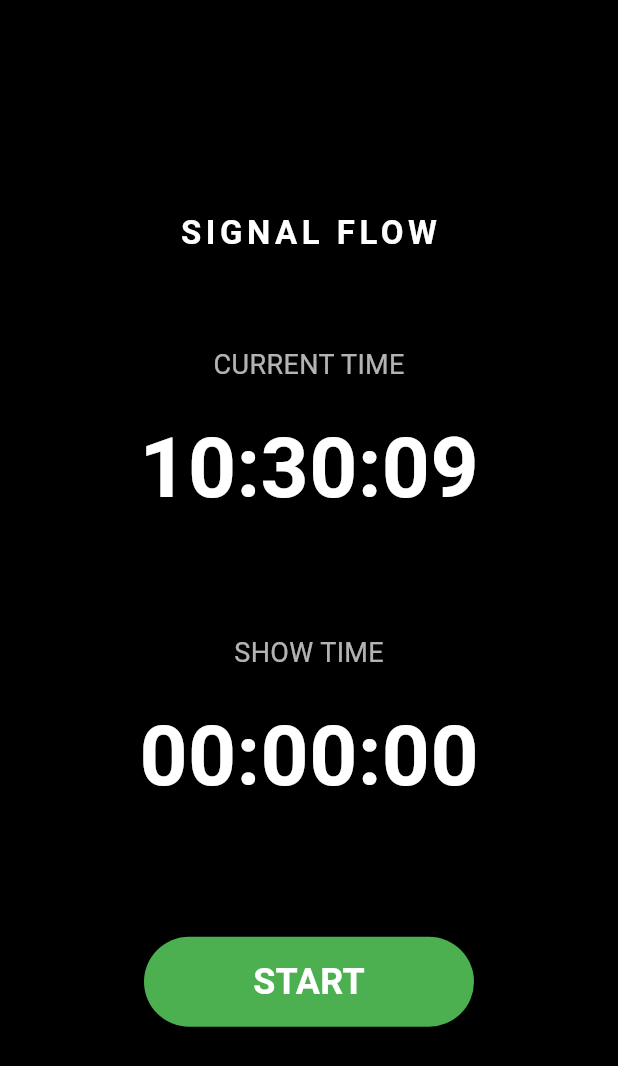
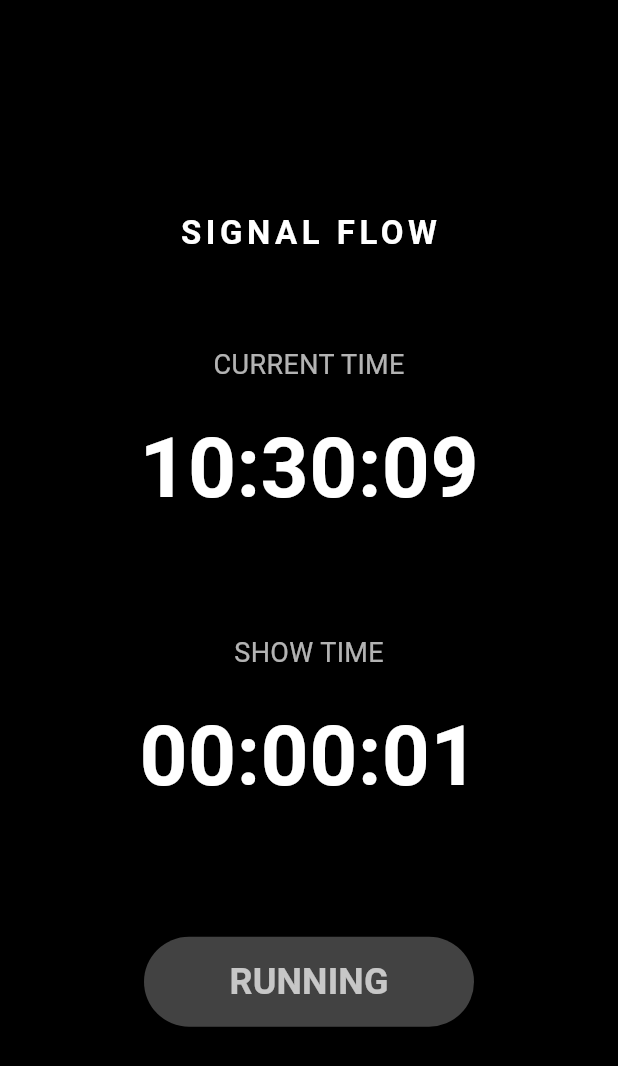
Before and after one commit to SIGNAL-FLOW-LAB/signal-flow-show-time, a Flutter app: the screen it shows after launch, after a tap on "START", on a phone screen of 412 x 824 dp. Shown: the top 1066 px of the screen. Run offline on Flutter 3.47's test engine with Material 3 defaults, Android fonts, the phone set to English and light mode, and no system bars.

Commit message:
v0.03 Implement show time start

```diff
--- a/lib/main.dart
+++ b/lib/main.dart
@@ -1,4 +1,5 @@
 import 'dart:async';
+import 'dart:ui';
 
 import 'package:flutter/material.dart';
 
@@ -27,24 +28,49 @@ class ShowTimeScreen extends StatefulWidget {
 }
 
 class _ShowTimeScreenState extends State<ShowTimeScreen> {
-  late Timer _clockTimer;
+  late final Timer _screenTimer;
+
   DateTime _currentTime = DateTime.now();
+  DateTime? _showStartedAt;
+
+  Duration _showElapsed = Duration.zero;
+  bool _isRunning = false;
 
   @override
   void initState() {
     super.initState();
 
-    _clockTimer = Timer.periodic(const Duration(seconds: 1), (_) {
+    _screenTimer = Timer.periodic(const Duration(milliseconds: 200), (_) {
+      final now = DateTime.now();
+
       setState(() {
-        _currentTime = DateTime.now();
+        _currentTime = now;
+
+        if (_isRunning && _showStartedAt != null) {
+          _showElapsed = now.difference(_showStartedAt!);
+        }
       });
     });
   }
 
   @override
   void dispose() {
-    _clockTimer.cancel();
+    _screenTimer.cancel();
     super.dispose();
+  }
+
+  void _startShowTime() {
+    if (_isRunning) {
+      return;
+    }
+
+    final now = DateTime.now();
+
+    setState(() {
+      _showStartedAt = now;
+      _showElapsed = Duration.zero;
+      _isRunning = true;
+    });
   }
 
   String _formatCurrentTime(DateTime time) {
@@ -53,6 +79,18 @@ class _ShowTimeScreenState extends State<ShowTimeScreen> {
     final seconds = time.second.toString().padLeft(2, '0');
 
     return '$hours:$minutes:$seconds';
+  }
+
+  String _formatElapsedTime(Duration duration) {
+    final totalHours = duration.inHours;
+    final minutes = duration.inMinutes.remainder(60);
+    final seconds = duration.inSeconds.remainder(60);
+
+    final hoursText = totalHours.toString().padLeft(2, '0');
+    final minutesText = minutes.toString().padLeft(2, '0');
+    final secondsText = seconds.toString().padLeft(2, '0');
+
+    return '$hoursText:$minutesText:$secondsText';
   }
 
   @override
@@ -94,9 +132,9 @@ class _ShowTimeScreenState extends State<ShowTimeScreen> {
                 style: TextStyle(color: Colors.white70, fontSize: 18),
               ),
               const SizedBox(height: 16),
-              const Text(
-                '00:00:00',
-                style: TextStyle(
+              Text(
+                _formatElapsedTime(_showElapsed),
+                style: const TextStyle(
                   color: Colors.white,
                   fontSize: 56,
                   fontWeight: FontWeight.bold,
@@ -109,13 +147,20 @@ class _ShowTimeScreenState extends State<ShowTimeScreen> {
                 height: 60,
                 child: ElevatedButton(
                   style: ElevatedButton.styleFrom(
-                    backgroundColor: Colors.green,
+                    backgroundColor: _isRunning
+                        ? Colors.grey.shade800
+                        : Colors.green,
                     foregroundColor: Colors.white,
+                    disabledBackgroundColor: Colors.grey.shade800,
+                    disabledForegroundColor: Colors.white70,
                   ),
-                  onPressed: () {},
-                  child: const Text(
-                    'START',
-                    style: TextStyle(fontSize: 24, fontWeight: FontWeight.w600),
+                  onPressed: _isRunning ? null : _startShowTime,
+                  child: Text(
+                    _isRunning ? 'RUNNING' : 'START',
+                    style: const TextStyle(
+                      fontSize: 24,
+                      fontWeight: FontWeight.w600,
+                    ),
                   ),
                 ),
               ),
```
